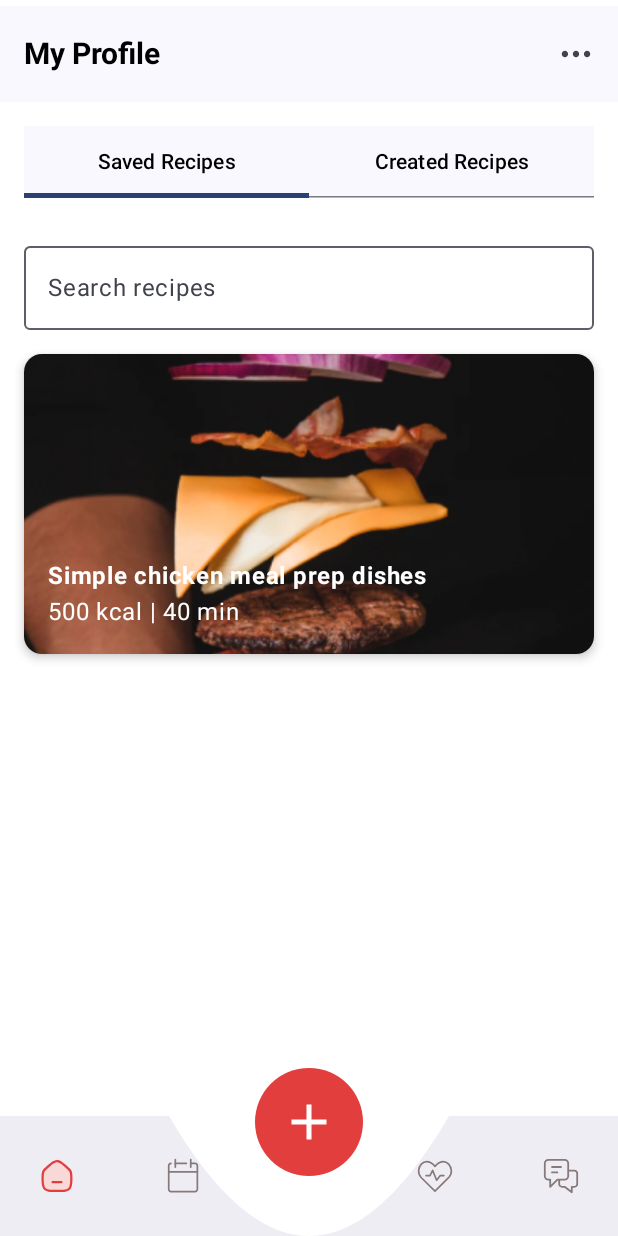
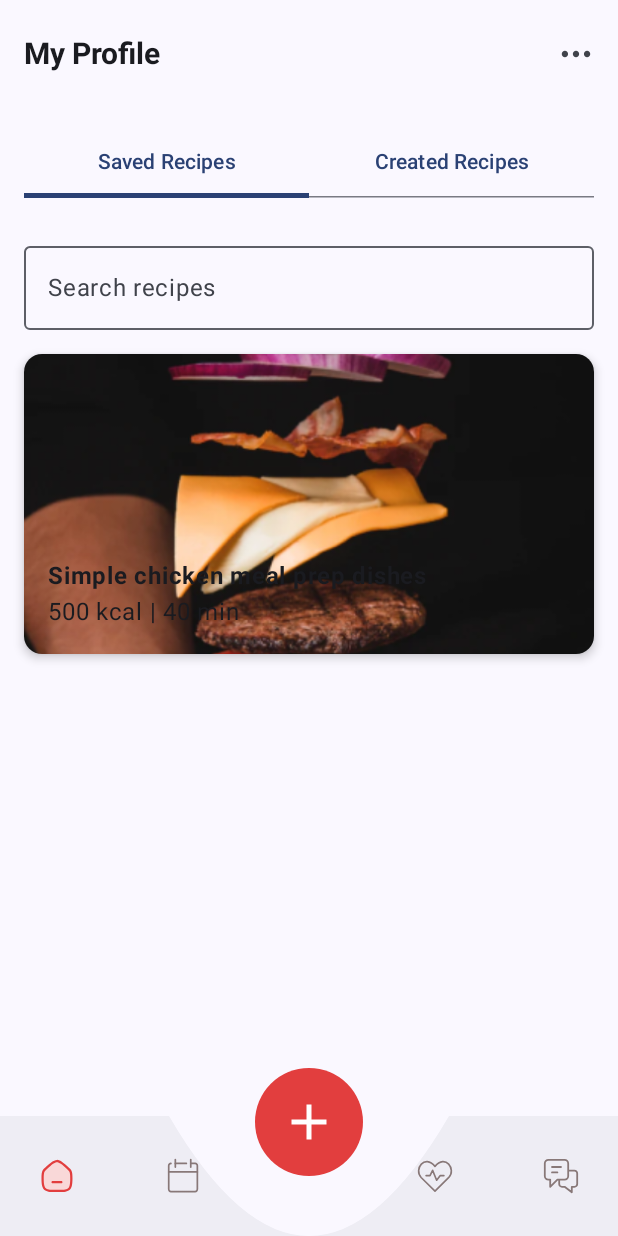
Before and after one commit to clydecode8/RecipeApp, an Android app built with Jetpack Compose: the ProfilePage screen opened through its navigation route, on a phone screen of 412 x 824 dp. Run offline under Robolectric (Android 15) with nearby library versions, the phone set to English and light mode, and no system bars; our stand-ins replace Firebase (no records; nobody signed in at launch, a user with empty details on screens opened directly), livedata-compose; pictures from the network do not load.

Commit message:
Added Theme

```diff
--- a/Assignme/app/src/main/java/com/example/assignme/AndroidBar/AppBottomBar.kt
+++ b/Assignme/app/src/main/java/com/example/assignme/AndroidBar/AppBottomBar.kt
@@ -40,13 +40,12 @@ fun AppBottomNavigation(navController: NavController) {
 
     Box(
 
-        modifier = Modifier.background(Color.White).fillMaxWidth()
+        modifier = Modifier.fillMaxWidth()
     ){
 
         NavigationBar(
             modifier = Modifier
-                .clip(BottomNavWithCurveShape()) // Apply the custom shape
-                .background(Color.White),
+                .clip(BottomNavWithCurveShape()), // Apply the custom shape
             contentColor = Color.Black
         ) {
             val navBackStackEntry by navController.currentBackStackEntryAsState()
--- a/Assignme/app/src/main/java/com/example/assignme/GUI/AccountProfile/ApproveRecipe.kt
+++ b/Assignme/app/src/main/java/com/example/assignme/GUI/AccountProfile/ApproveRecipe.kt
@@ -1,13 +1,16 @@
 package com.example.assignme.GUI.AccountProfile
 
 import androidx.compose.foundation.Image
+import androidx.compose.foundation.isSystemInDarkTheme
 import androidx.compose.foundation.layout.*
 import androidx.compose.foundation.lazy.LazyColumn
 import androidx.compose.foundation.lazy.items
 import androidx.compose.foundation.shape.RoundedCornerShape
+import androidx.compose.material.darkColors
 import androidx.compose.material.icons.Icons
 import androidx.compose.material.icons.filled.ArrowBack
 import androidx.compose.material.icons.filled.Search
+import androidx.compose.material.lightColors
 import androidx.compose.material3.*
 import androidx.compose.runtime.*
 import androidx.compose.ui.Alignment
--- a/Assignme/app/src/main/java/com/example/assignme/GUI/AccountProfile/MainPage.kt
+++ b/Assignme/app/src/main/java/com/example/assignme/GUI/AccountProfile/MainPage.kt
@@ -2,6 +2,7 @@ package com.example.assignme.GUI.AccountProfile
 
 import androidx.compose.foundation.Image
 import androidx.compose.foundation.background
+import androidx.compose.foundation.isSystemInDarkTheme
 import androidx.compose.foundation.layout.Arrangement
 import androidx.compose.foundation.layout.Box
 import androidx.compose.foundation.layout.Column
@@ -14,6 +15,8 @@ import androidx.compose.foundation.layout.size
 import androidx.compose.foundation.layout.statusBarsPadding
 import androidx.compose.foundation.layout.width
 import androidx.compose.foundation.shape.RoundedCornerShape
+import androidx.compose.material.darkColors
+import androidx.compose.material.lightColors
 import androidx.compose.material3.Button
 import androidx.compose.material3.ButtonDefaults
 import androidx.compose.material3.Icon
@@ -37,6 +40,7 @@ import com.example.assignme.ViewModel.MockUserViewModel
 
 @Composable
 fun AppFirstPage(navController: NavController, userViewModel: UserProfileProvider) {
+
     Box(
         modifier = Modifier
             .fillMaxSize()
--- a/Assignme/app/src/main/java/com/example/assignme/GUI/AccountProfile/ManagePost.kt
+++ b/Assignme/app/src/main/java/com/example/assignme/GUI/AccountProfile/ManagePost.kt
@@ -2,12 +2,15 @@ package com.example.assignme.GUI.AccountProfile
 
 import androidx.compose.foundation.Image
 import androidx.compose.foundation.border
+import androidx.compose.foundation.isSystemInDarkTheme
 import androidx.compose.foundation.layout.*
 import androidx.compose.foundation.lazy.LazyColumn
 import androidx.compose.foundation.lazy.items
+import androidx.compose.material.darkColors
 import androidx.compose.material.icons.Icons
 import androidx.compose.material.icons.filled.ArrowBack
 import androidx.compose.material.icons.filled.MoreVert
+import androidx.compose.material.lightColors
 import androidx.compose.material3.*
 import androidx.compose.runtime.Composable
 import androidx.compose.ui.Alignment
@@ -31,6 +34,7 @@ import com.example.assignme.ViewModel.UserProfileProvider
 @OptIn(ExperimentalMaterial3Api::class)
 @Composable
 fun SocialFeedScreen(navController: NavController, userViewModel: UserProfileProvider) {
+
     Scaffold(
         topBar = { AppTopBar(title = "Back", navController = navController, modifier = Modifier) },
 
--- a/Assignme/app/src/main/java/com/example/assignme/GUI/AccountProfile/Profile.kt
+++ b/Assignme/app/src/main/java/com/example/assignme/GUI/AccountProfile/Profile.kt
@@ -2,6 +2,7 @@ package com.example.assignme.GUI.AccountProfile
 
 import androidx.compose.foundation.Image
 import androidx.compose.foundation.background
+import androidx.compose.foundation.isSystemInDarkTheme
 import androidx.compose.foundation.layout.Box
 import androidx.compose.foundation.layout.Column
 import androidx.compose.foundation.layout.Row
@@ -16,6 +17,11 @@ import androidx.compose.foundation.layout.statusBarsPadding
 import androidx.compose.foundation.lazy.LazyColumn
 import androidx.compose.foundation.lazy.items
 import androidx.compose.foundation.shape.CircleShape
+import androidx.compose.material.TextButton
+import androidx.compose.material.darkColors
+import androidx.compose.material.lightColors
+import androidx.compose.material3.AlertDialog
+import androidx.compose.material3.Button
 import androidx.compose.material3.Card
 import androidx.compose.material3.CardDefaults
 import androidx.compose.material3.ExperimentalMaterial3Api
@@ -51,14 +57,19 @@ import coil.compose.rememberImagePainter
 import com.example.assignme.AndroidBar.AppBottomNavigation
 import com.example.assignme.R
 import com.example.assignme.DataClass.Recipe
+import com.example.assignme.ViewModel.MockThemeViewModel
 import com.example.assignme.ViewModel.UserProfile
 import com.example.assignme.ViewModel.UserProfileProvider
 import com.example.assignme.ViewModel.MockUserViewModel
+import com.example.assignme.ViewModel.ThemeViewModel
 
 @OptIn(ExperimentalMaterial3Api::class)
 @Composable
-fun ProfilePage(navController: NavController, userViewModel: UserProfileProvider) {
+fun ProfilePage(navController: NavController,
+                userViewModel: UserProfileProvider,
+                themeViewModel: ThemeViewModel) {
 
+    var showDialog by remember { mutableStateOf(false) }
     // Sample data
     val recipes = listOf(
         Recipe(
@@ -96,11 +107,11 @@ fun ProfilePage(navController: NavController, userViewModel: UserProfileProvider
                         text = "My Profile",
                         fontSize = 20.sp,
                         fontWeight = FontWeight.Bold,
-                        color = Color.Black
                     )
                 },
                 actions = {
-                    IconButton(onClick = { /* Handle icon click */ }) {
+                    IconButton(onClick = { showDialog = true })
+                    {
                         Icon(
                             painter = painterResource(id = R.drawable.moreoptions2), // Replace with your icon resource
                             contentDescription = "More actions",
@@ -108,8 +119,17 @@ fun ProfilePage(navController: NavController, userViewModel: UserProfileProvider
 
                         )
                     }
+                    // Display the theme selection dialog
+                    ThemeSelectionDialog(
+                        isVisible = showDialog,
+                        onDismiss = { showDialog = false },
+                        onThemeSelected = { selectedTheme ->
+                            themeViewModel.isDarkTheme.value = (selectedTheme == "Dark")
+                            showDialog = false // Dismiss the dialog after selection
+                        }
+                    )
                 },
-                modifier = Modifier.padding(top = 4.dp).background(Color.White)
+                modifier = Modifier.padding(top = 4.dp)
             )
         },
         bottomBar = { AppBottomNavigation(navController) }
@@ -118,7 +138,6 @@ fun ProfilePage(navController: NavController, userViewModel: UserProfileProvider
         Box(
             modifier = Modifier
                 .fillMaxSize()
-                .background(Color.White) // Set the entire screen background to white
                 .padding(paddingValues)
         ) {
             LazyColumn(
@@ -132,7 +151,6 @@ fun ProfilePage(navController: NavController, userViewModel: UserProfileProvider
                     TabRow(
                         selectedTabIndex = selectedTab,
 
-                        contentColor = Color.Black
                     ) {
 
                         Tab(
@@ -169,8 +187,39 @@ fun ProfilePage(navController: NavController, userViewModel: UserProfileProvider
                 }
             }
         }
+
     }
 }
+
+@Composable
+fun ThemeSelectionDialog(
+    isVisible: Boolean,
+    onDismiss: () -> Unit,
+    onThemeSelected: (String) -> Unit
+) {
+    if (isVisible) {
+        AlertDialog(
+            onDismissRequest = onDismiss,
+            title = { Text(text = "Select Theme") },
+            text = {
+                Column {
+                    TextButton(onClick = { onThemeSelected("Light") }) {
+                        Text(text = "Light Theme")
+                    }
+                    TextButton(onClick = { onThemeSelected("Dark") }) {
+                        Text(text = "Dark Theme")
+                    }
+                }
+            },
+            confirmButton = {
+                TextButton(onClick = onDismiss) {
+                    Text("Cancel")
+                }
+            }
+        )
+    }
+}
+
 
 @Composable
 fun ProfileHeader(navController: NavController, userViewModel: UserProfileProvider) {
@@ -273,8 +322,8 @@ fun RecipeCard(title: String, calories: String, duration: String, imageRes: Int)
                     .align(Alignment.BottomStart)
                     .padding(16.dp)
             ) {
-                Text(title, color = MaterialTheme.colorScheme.onPrimary, fontWeight = FontWeight.Bold)
-                Text("$calories | $duration", color = MaterialTheme.colorScheme.onPrimary)
+                Text(title, fontWeight = FontWeight.Bold)
+                Text("$calories | $duration")
             }
         }
     }
@@ -286,6 +335,7 @@ fun PreviewProfile() {
 
     ProfilePage(
         navController = rememberNavController(),
-        userViewModel = MockUserViewModel()
+        userViewModel = MockUserViewModel(),
+        themeViewModel = MockThemeViewModel()
     )
 }
--- a/Assignme/app/src/main/java/com/example/assignme/MainActivity.kt
+++ b/Assignme/app/src/main/java/com/example/assignme/MainActivity.kt
@@ -6,28 +6,36 @@ import androidx.activity.compose.setContent
 import androidx.activity.enableEdgeToEdge
 import androidx.compose.foundation.layout.fillMaxSize
 import androidx.compose.material3.Scaffold
+import androidx.compose.runtime.getValue
+import androidx.compose.runtime.mutableStateOf
+import androidx.compose.runtime.setValue
 import androidx.compose.ui.Modifier
+import androidx.lifecycle.ViewModelProvider
 import androidx.lifecycle.viewmodel.compose.viewModel
 import androidx.navigation.compose.rememberNavController
+import com.example.assignme.ViewModel.ThemeViewModel
 import com.example.assignme.ViewModel.UserViewModel
 import com.example.assignme.ui.theme.AssignmeTheme
 import com.google.firebase.FirebaseApp
 
 
 class MainActivity : ComponentActivity() {
+
+    private lateinit var themeViewModel: ThemeViewModel
     override fun onCreate(savedInstanceState: Bundle?) {
         super.onCreate(savedInstanceState)
+        themeViewModel = ViewModelProvider(this)[ThemeViewModel::class.java]
         FirebaseApp.initializeApp(this)
         enableEdgeToEdge()
         setContent {
-            AssignmeTheme {
+            AssignmeTheme(darkTheme = themeViewModel.isDarkTheme.value) {
 
                 //Create a navigation
                 val navController = rememberNavController()
                 val userViewModel: UserViewModel = viewModel() // Use Hilt or manually provide the ViewModel
 
                 Scaffold(modifier = Modifier.fillMaxSize()) {
-                    innerPadding -> NavigationGraph(navController, userViewModel)
+                    innerPadding -> NavigationGraph(navController, userViewModel,themeViewModel = themeViewModel)
                 }
             }
         }
--- a/Assignme/app/src/main/java/com/example/assignme/NavigationGraph.kt
+++ b/Assignme/app/src/main/java/com/example/assignme/NavigationGraph.kt
@@ -37,12 +37,13 @@ import com.example.assignme.GUI.Recipe.RecipeUploadPage
 import com.example.assignme.GUI.Recipe.SchedulePage
 import com.example.assignme.GUI.Recipe.SearchResultsPage
 import com.example.assignme.ViewModel.RecipeViewModel
+import com.example.assignme.ViewModel.ThemeViewModel
 import com.example.assignme.ViewModel.UserViewModel
 
 
 @SuppressLint("UnrememberedGetBackStackEntry")
 @Composable
-fun NavigationGraph(navController: NavHostController = rememberNavController(), userViewModel: UserViewModel){
+fun NavigationGraph(navController: NavHostController = rememberNavController(), userViewModel: UserViewModel, themeViewModel: ThemeViewModel){
 
     NavHost(
         navController = navController,
@@ -76,12 +77,12 @@ fun NavigationGraph(navController: NavHostController = rememberNavController(),
 
         composable("profile_page"){
 
-            ProfilePage(navController, userViewModel)
+            ProfilePage(navController, userViewModel, themeViewModel)
         }
 
         composable("edit_profile") {
 
-            EditProfileScreen(navController, userViewModel)
+            EditProfileScreen(navController, userViewModel, themeViewModel)
         }
 
         composable("admin_page"){
--- /dev/null
+++ b/Assignme/app/src/main/java/com/example/assignme/ViewModel/ThemeViewModel.kt
@@ -0,0 +1,12 @@
+package com.example.assignme.ViewModel
+
+import androidx.compose.runtime.mutableStateOf
+import androidx.lifecycle.ViewModel
+
+open class ThemeViewModel : ViewModel() {
+    var isDarkTheme = mutableStateOf(false)
+
+    fun toggleTheme() {
+        isDarkTheme.value = !isDarkTheme.value
+    }
+}
--- a/Assignme/app/src/main/java/com/example/assignme/ui/theme/Theme.kt
+++ b/Assignme/app/src/main/java/com/example/assignme/ui/theme/Theme.kt
@@ -46,7 +46,7 @@ fun AssignmeTheme(
             if (darkTheme) dynamicDarkColorScheme(context) else dynamicLightColorScheme(context)
         }
 
-        darkTheme -> LightColorScheme
+        darkTheme -> DarkColorScheme
         else -> LightColorScheme
     }
 
```
Also changed, not shown: Assignme/app/src/main/java/com/example/assignme/GUI/AccountProfile/AddAdmin.kt (+8 -0 lines), Assignme/app/src/main/java/com/example/assignme/GUI/AccountProfile/AdminPage.kt (+10 -0 lines), Assignme/app/src/main/java/com/example/assignme/GUI/AccountProfile/EditProfile.kt (+12 -5 lines), Assignme/app/src/main/java/com/example/assignme/GUI/AccountProfile/ForgotPassword.kt (+6 -6 lines), Assignme/app/src/main/java/com/example/assignme/GUI/AccountProfile/LoginPage.kt (+4 -7 lines), Assignme/app/src/main/java/com/example/assignme/GUI/AccountProfile/RegisterPage.kt (+5 -11 lines), Assignme/app/src/main/java/com/example/assignme/ViewModel/MockThemeViewModel.kt (added, +13 -0 lines).
